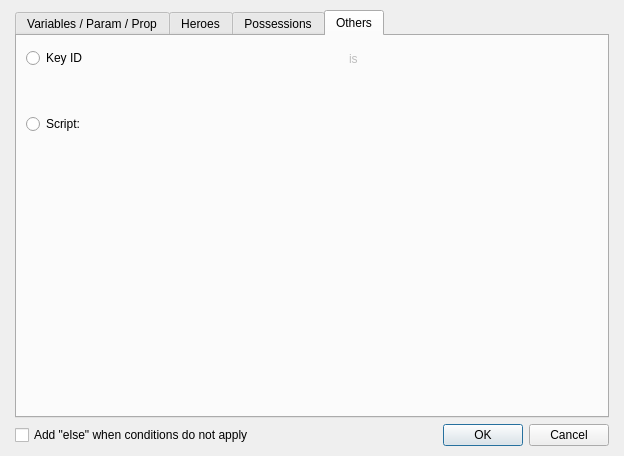
Above: Editor/Dialogs/Commands/dialogcommandconditions.ui from RPG-Paper-Maker/RPG-Paper-Maker before the change. Below: the same form after it.
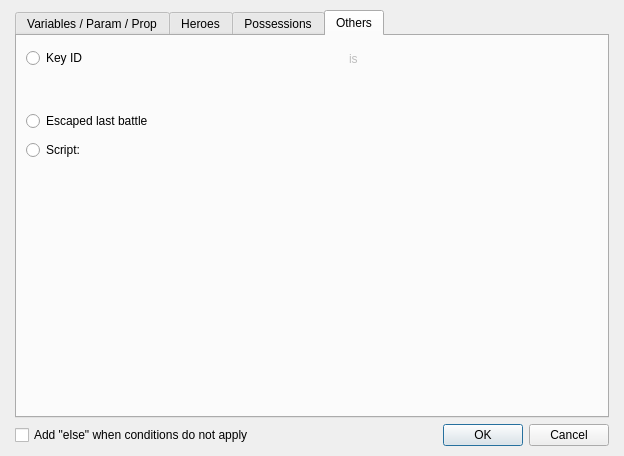
That is the form after the change. The open tabs and pages were chosen to show the change. Custom widgets are drawn as their Qt base class.

Commit message: Condition command: escaped last battle

```diff
--- a/Editor/Dialogs/Commands/dialogcommandconditions.ui
+++ b/Editor/Dialogs/Commands/dialogcommandconditions.ui
@@ -1157,7 +1157,7 @@
         </attribute>
         <layout class="QGridLayout" name="gridLayout_6">
          <item row="0" column="0">
-          <layout class="QVBoxLayout" name="verticalLayout_7" stretch="0,0,0,1">
+          <layout class="QVBoxLayout" name="verticalLayout_7" stretch="0,0,0,0,1">
            <item>
             <layout class="QHBoxLayout" name="horizontalLayout_23" stretch="0,0,0,1">
              <item>
@@ -1260,6 +1260,30 @@
              </item>
             </layout>
            </item>
+           <item>
+            <layout class="QHBoxLayout" name="horizontalLayout_26" stretch="0,1">
+             <item>
+              <widget class="QRadioButton" name="radioButtonEscapedLastBattle">
+               <property name="text">
+                <string>Escaped last battle</string>
+               </property>
+              </widget>
+             </item>
+             <item>
+              <spacer name="horizontalSpacer_30">
+               <property name="orientation">
+                <enum>Qt::Horizontal</enum>
+               </property>
+               <property name="sizeHint" stdset="0">
+                <size>
+                 <width>368</width>
+                 <height>20</height>
+                </size>
+               </property>
+              </spacer>
+             </item>
+            </layout>
+           </item>
            <item>
             <layout class="QHBoxLayout" name="horizontalLayout_25" stretch="0,0,1">
              <item>
@@ -1311,7 +1335,7 @@
              <property name="sizeHint" stdset="0">
               <size>
                <width>528</width>
-               <height>218</height>
+               <height>148</height>
               </size>
              </property>
             </spacer>
```
The commit also changes 9 other files.
